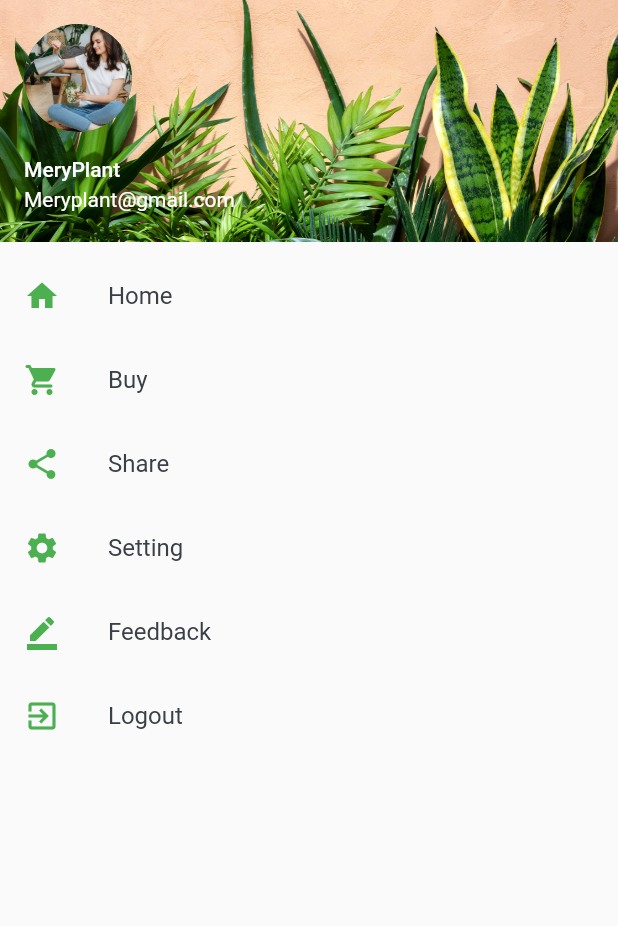
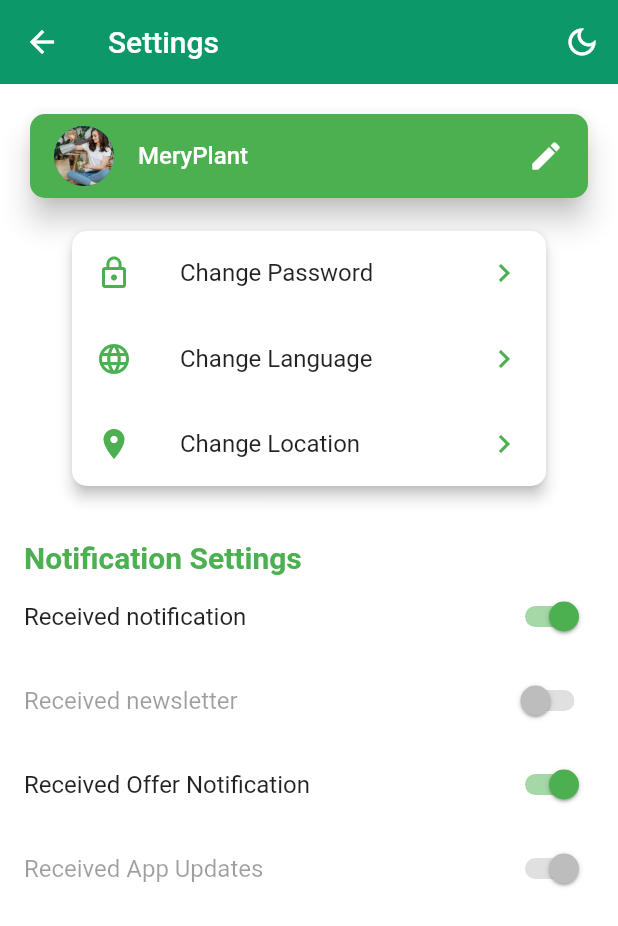
Before and after one commit to MaryyamSalah/Mplant, a Flutter app: the NavDrawer screen opened by its route, after a tap on "Setting", on a phone screen of 412 x 824 dp. Shown: the top 926 px of the screen. Run offline on Flutter 3.47's test engine with Material 2 defaults, Android fonts, the phone set to English and light mode, and no system bars; our stand-ins replace flutter_image_slideshow, grouped_list, image_picker, settings_ui, share; missing offline and left inert: comment_box, image_preview; network calls fail.

Commit message:
setting tab

```diff
--- a/lib/components/body.dart
+++ b/lib/components/body.dart
@@ -43,7 +43,9 @@ class Body extends StatelessWidget {
             radius: 50 / 2,
             backgroundImage: NetworkImage(
                 'https://image.shutterstock.com/image-vector/m-letter-logo-icon-design-260nw-1652916667.jpg'),
+
           ),
+
                 ],
               ),
             ),
--- a/lib/main.dart
+++ b/lib/main.dart
@@ -6,7 +6,7 @@ import 'package:mplant/screens/profile.dart';
 import 'package:mplant/screens/PlantList.dart';
 import 'package:mplant/screens/feedback.dart';
 import 'package:mplant/screens/Share.dart';
-
+import 'package:mplant/screens/setting.dart';
 void main() {
   runApp(const MyApp());
 }
@@ -27,6 +27,9 @@ class MyApp extends StatelessWidget {
         textTheme: Theme.of(context).textTheme.apply(bodyColor: kTextColor),
         primarySwatch: Colors.green,
       ),
+      darkTheme: ThemeData(
+        brightness: Brightness.dark,
+      ),
 
 
       initialRoute: '/',
@@ -39,6 +42,7 @@ class MyApp extends StatelessWidget {
     '/plantList': (context) => const PlantList(),
     '/feedback': (context) => const FeedBack(),
     '/share': (context) =>  ShareApp(),
+    '/setting': (context) =>  SettingsOnePage(),
   },
 
     );
--- a/lib/screens/menu.dart
+++ b/lib/screens/menu.dart
@@ -47,7 +47,7 @@ class NavDrawer extends StatelessWidget {
           ListTile(
             leading: Icon(Icons.settings,color: Colors.green,),
             title: Text('Setting'),
-            onTap: () => {},
+            onTap: () => {Navigator.pushNamed(context, '/setting')},
           ),
           ListTile(
             leading: Icon(Icons.border_color,color: Colors.green,),
@@ -59,6 +59,9 @@ class NavDrawer extends StatelessWidget {
             title: Text('Logout'),
             onTap: () => {Navigator.of(context).pop()},
           ),
+          Padding(padding: EdgeInsets.all(112)),
+
+          Text('    Version 1.0',style: TextStyle(color: Colors.green,fontWeight: FontWeight.bold),),
         ],
       ),
     );
--- /dev/null
+++ b/lib/screens/setting.dart
@@ -0,0 +1,195 @@
+import 'package:flutter/material.dart';
+import 'package:mplant/screens/constant.dart';
+import 'package:settings_ui/settings_ui.dart';
+
+import 'constant.dart';
+
+
+class SettingsOnePage extends StatefulWidget {
+ //static final String path = "lib/screens/setting.dart";
+
+  @override
+  _SettingsOnePageState createState() => _SettingsOnePageState();
+}
+
+class _SettingsOnePageState extends State<SettingsOnePage> {
+  late bool _dark;
+
+  @override
+  void initState() {
+    super.initState();
+    _dark = false;
+  }
+
+  Brightness _getBrightness() {
+    return _dark ? Brightness.dark : Brightness.light;
+  }
+
+  @override
+  Widget build(BuildContext context) {
+    return Theme(
+      data: ThemeData(
+        brightness: _getBrightness(),
+      ),
+      child: Scaffold(
+        backgroundColor: _dark ? null : Colors.white,
+        appBar: AppBar(
+
+          elevation: 0,
+          brightness: _getBrightness(),
+          iconTheme: IconThemeData(color: _dark ? Colors.lightGreen : Colors.white),
+          backgroundColor: ( _dark ? Color(0xFF3C4046) : Color(0xFF0C9869)),
+          title: Text(
+            'Settings',
+            style: TextStyle(color: _dark ? Colors.lightGreen : Colors.white),
+          ),
+          actions: <Widget>[
+            IconButton(
+              icon: Icon(Icons.dark_mode_outlined),
+              onPressed: () {
+                setState(() {
+                  _dark = !_dark;
+                });
+              },
+            )
+          ],
+        ),
+        body: Stack(
+          fit: StackFit.expand,
+          children: <Widget>[
+            SingleChildScrollView(
+              padding: const EdgeInsets.all(16.0),
+              child: Column(
+                crossAxisAlignment: CrossAxisAlignment.start,
+                children: <Widget>[
+                  Card(
+                    elevation: 8.0,
+                    shape: RoundedRectangleBorder(
+                        borderRadius: BorderRadius.circular(10.0)),
+                    color: Colors.green,
+                    child: ListTile(
+                      onTap: () {
+                        //open edit profile
+                      },
+                      title: Text(
+                        "MeryPlant",
+                        style: TextStyle(
+                          color: _dark ? Colors.black : Colors.white,
+                          fontWeight: FontWeight.w500,
+                        ),
+                      ),
+                      leading: CircleAvatar(
+                        backgroundImage: AssetImage('asset/images/profile.jpg'),
+                      ),
+                      trailing: Icon(
+                        Icons.edit,
+                        color: _dark ? Colors.black : Colors.white,
+                      ),
+                    ),
+                  ),
+                  const SizedBox(height: 10.0),
+                  Card(
+                    elevation: 4.0,
+                    margin: const EdgeInsets.fromLTRB(32.0, 8.0, 32.0, 16.0),
+                    shape: RoundedRectangleBorder(
+                        borderRadius: BorderRadius.circular(10.0)),
+                    child: Column(
+                      children: <Widget>[
+                        ListTile(
+                          leading: Icon(
+                            Icons.lock_outline,
+                            color: Colors.green,
+                          ),
+                          title: Text("Change Password"),
+                          trailing: Icon(Icons.keyboard_arrow_right,color: Colors.green,),
+                          onTap: () {
+                            //open change password
+                          },
+                        ),
+                        _buildDivider(),
+                        ListTile(
+                          leading: Icon(
+                            Icons.language_outlined,
+                            color: Colors.green,
+                          ),
+                          title: Text("Change Language"),
+                          trailing: Icon(Icons.keyboard_arrow_right,color: Colors.green,),
+                          onTap: () {
+                            //open change language
+                          },
+                        ),
+                        _buildDivider(),
+                        ListTile(
+                          leading: Icon(
+                            Icons.location_on,
+                            color: Colors.green,
+                          ),
+                          title: Text("Change Location"),
+                          trailing: Icon(Icons.keyboard_arrow_right,color: Colors.green,),
+                          onTap: () {
+                            //open change location
+                          },
+                        ),
+                      ],
+                    ),
+                  ),
+                  const SizedBox(height: 20.0),
+                  Text(
+                    "Notification Settings",
+                    style: TextStyle(
+                      fontSize: 20.0,
+                      fontWeight: FontWeight.bold,
+                      color: Colors.green,
+                    ),
+                  ),
+                  SwitchListTile(
+                    activeColor: Colors.green,
+                    contentPadding: const EdgeInsets.all(0),
+                    value: true,
+                    title: Text("Received notification"),
+                    onChanged: (val) {},
+                  ),
+                  SwitchListTile(
+                    activeColor: Colors.green,
+                    contentPadding: const EdgeInsets.all(0),
+                    value: false,
+                    title: Text("Received newsletter"),
+                    onChanged: null,
+                  ),
+                  SwitchListTile(
+                    activeColor: Colors.green,
+                    contentPadding: const EdgeInsets.all(0),
+                    value: true,
+                    title: Text("Received Offer Notification"),
+                    onChanged: (val) {},
+                  ),
+                  SwitchListTile(
+                    activeColor: Colors.green,
+                    contentPadding: const EdgeInsets.all(0),
+                    value: true,
+                    title: Text("Received App Updates"),
+                    onChanged: null,
+                  ),
+                  const SizedBox(height: 60.0),
+                ],
+              ),
+            ),
+           //
+
+          ],
+        ),
+      ),
+    );
+  }
+
+  Container _buildDivider() {
+    return Container(
+      margin: const EdgeInsets.symmetric(
+        horizontal: 8.0,
+      ),
+      width: double.infinity,
+      height: 1.0,
+      color: Colors.white,
+    );
+  }
+}
--- a/pubspec.yaml
+++ b/pubspec.yaml
@@ -40,6 +40,7 @@ dependencies:
   share: ^2.0.4
   image_picker: ^0.8.4+9
   image_preview: ^1.0.1
+  settings_ui: ^2.0.2
 
 dev_dependencies:
   flutter_test:
```
Also changed, not shown: pubspec.lock.
